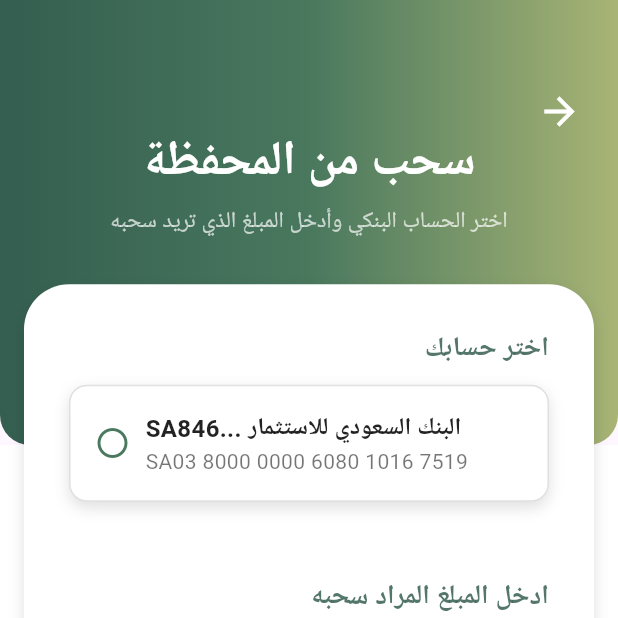
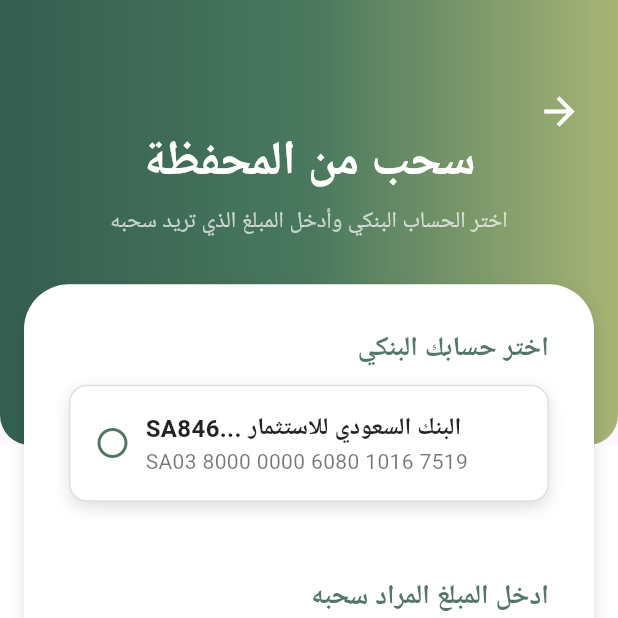
Before and after one commit to RahafHatrash/EmdadApp_SeniorProject, a Flutter app: the WithdrawPage screen opened directly, after a tap on "سحب مبلغ", on a phone screen of 412 x 824 dp, the top half of it. Run offline on Flutter 3.47's test engine with Material 3 defaults, Android fonts, the phone set to English and light mode, and no system bars; our stand-ins replace cloud_firestore, firebase_auth, firebase_core; accounts and stored records are empty; Roboto replaces fonts that are missing (Markazi Text).

Commit message:
changes by rahaf

```diff
--- a/lib/InvestorPages/InvestorWallet/WithdrawOperation/withdraw.dart
+++ b/lib/InvestorPages/InvestorWallet/WithdrawOperation/withdraw.dart
@@ -86,7 +86,6 @@ class _WithdrawPageState extends State<WithdrawPage> {
             ),
           ),
         ),
-
         TextField(
           controller: controller,
           keyboardType: TextInputType.number,
@@ -123,10 +122,22 @@ class _WithdrawPageState extends State<WithdrawPage> {
     final amountText = _withdrawAmountController.text;
     final amount = double.tryParse(amountText);
 
+    // Check if the amount is valid
     if (amount == null || amount <= 0) {
       ScaffoldMessenger.of(context).showSnackBar(
         const SnackBar(
           content: Text('يرجى إدخال مبلغ للسحب'),
+          backgroundColor: Colors.red,
+        ),
+      );
+      return;
+    }
+
+    // Check if an account is selected
+    if (selectedAccount == null) {
+      ScaffoldMessenger.of(context).showSnackBar(
+        const SnackBar(
+          content: Text('يرجى اختيار حساب بنكي'),
           backgroundColor: Colors.red,
         ),
       );
@@ -149,7 +160,7 @@ class _WithdrawPageState extends State<WithdrawPage> {
                   bottomRight: Radius.circular(20),
                 ),
                 child: Container(
-                  height: MediaQuery.of(context).size.height * 0.36, // Adjusted height
+                  height: MediaQuery.of(context).size.height * 0.36,
                   width: double.infinity,
                   decoration: BoxDecoration(
                     gradient: LinearGradient(
@@ -163,7 +174,7 @@ class _WithdrawPageState extends State<WithdrawPage> {
                   child: Column(
                     mainAxisAlignment: MainAxisAlignment.start,
                     children: [
-                      SizedBox(height: 85), // Add padding if needed
+                      SizedBox(height: 85),
                       Text(
                         'سحب من المحفظة',
                         style: TextStyle(
@@ -172,7 +183,7 @@ class _WithdrawPageState extends State<WithdrawPage> {
                           color: Colors.white,
                         ),
                       ),
-                      SizedBox(height: 4), // Reduced space
+                      SizedBox(height: 4),
                       Text(
                         'اختر الحساب البنكي وأدخل المبلغ الذي تريد سحبه',
                         style: TextStyle(fontSize: 15, color: Colors.white70),
@@ -186,7 +197,7 @@ class _WithdrawPageState extends State<WithdrawPage> {
             ],
           ),
           Positioned(
-            top: MediaQuery.of(context).size.height * 0.23, // Adjusted position
+            top: MediaQuery.of(context).size.height * 0.23,
             left: 16,
             right: 16,
             child: Container(
@@ -208,7 +219,7 @@ class _WithdrawPageState extends State<WithdrawPage> {
                   Align(
                     alignment: Alignment.centerRight,
                     child: Text(
-                      'اختر حسابك',
+                      'اختر حسابك البنكي',
                       style: TextStyle(
                         fontSize: 18,
                         fontWeight: FontWeight.w700,
@@ -236,7 +247,7 @@ class _WithdrawPageState extends State<WithdrawPage> {
                             _handleWithdrawButton(context);
                           },
                           child: Container(
-                            width: MediaQuery.of(context).size.width * 0.5, // Adjust width as needed
+                            width: MediaQuery.of(context).size.width * 0.5,
                             padding: const EdgeInsets.symmetric(vertical: 5),
                             decoration: BoxDecoration(
                               gradient: const LinearGradient(
```
Also changed, not shown: lib/InvestorPages/InvestorWallet/FundsOperation/add_funds_page.dart (+18 -6 lines).
